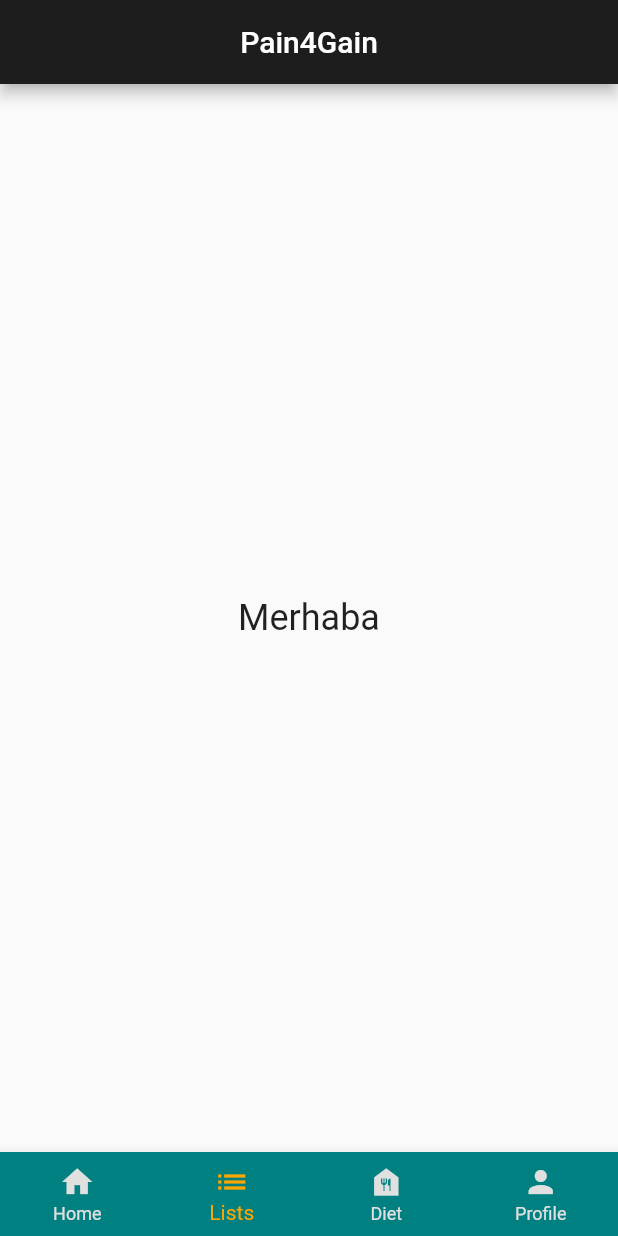
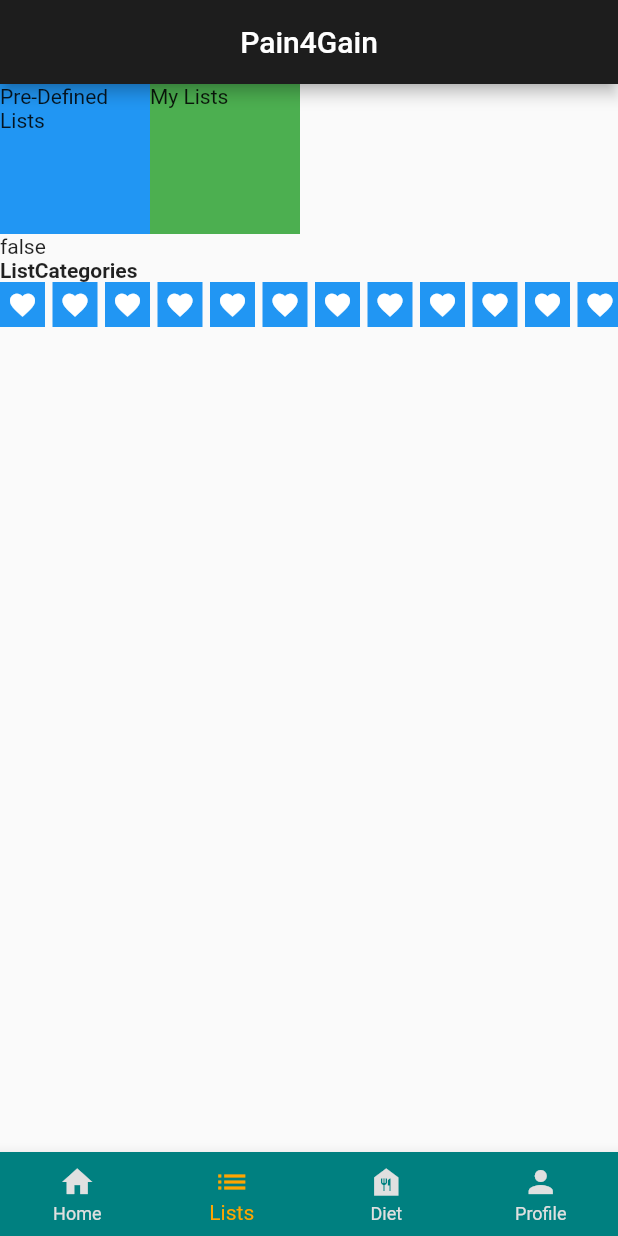
Before and after one commit to YasinSefa15/pain4gain, a Flutter app: the screen it shows after launch, item 2 of the bottom bar chosen, on a phone screen of 412 x 824 dp. Run offline on Flutter 3.47's test engine with Material 2 defaults, Android fonts, the phone set to English and light mode, and no system bars.

Commit message:
list page draft

```diff
--- a/lib/AppPage.dart
+++ b/lib/AppPage.dart
@@ -13,11 +13,11 @@ class AppPage extends StatefulWidget {
 }
 
 class _AppPageState extends State<AppPage> {
-  static const List<Widget> _widgetOptions = <Widget>[
-    HomePage(),
+  static final List<Widget> _widgetOptions = <Widget>[
+    const HomePage(),
     ListsPage(),
-    DietPage(),
-    ProfilePage()
+    const DietPage(),
+    const ProfilePage()
   ];
 
   int _selectedIndex = 0;
--- /dev/null
+++ b/lib/components/lists/list_categories.dart
@@ -0,0 +1,19 @@
+import 'package:flutter/material.dart';
+import 'package:pain4gain/components/lists/list_option.dart';
+
+class ListCategories extends StatefulWidget {
+  @override
+  _ListCategoriesState createState() => _ListCategoriesState();
+}
+
+class _ListCategoriesState extends State<ListCategories> {
+  @override
+  Widget build(BuildContext context) {
+    return Column(
+      children: const [
+        Text('ListCategories', style: TextStyle(fontWeight: FontWeight.bold)),
+
+      ],
+    );
+  }
+}
--- /dev/null
+++ b/lib/components/lists/list_option.dart
@@ -0,0 +1,50 @@
+import 'package:flutter/material.dart';
+
+class ListOption extends StatefulWidget {
+  final Function(bool) onOptionChanged;
+
+  ListOption({required this.onOptionChanged});
+
+  @override
+  _ListOptionState createState() => _ListOptionState();
+}
+
+class _ListOptionState extends State<ListOption> {
+  bool isOption = false;
+
+  @override
+  Widget build(BuildContext context) {
+    return Row(
+      children: [
+        GestureDetector(
+          onTap: () {
+            setState(() {
+              isOption = true;
+            });
+            widget.onOptionChanged(isOption); // isOption değerini geri döndür
+          },
+          child: Container(
+            color: Colors.blue,
+            width: 100,
+            height: 100,
+            child: Text("Pre-Defined Lists"),
+          ),
+        ),
+        GestureDetector(
+          onTap: () {
+            setState(() {
+              isOption = false;
+            });
+            widget.onOptionChanged(isOption); // isOption değerini geri döndür
+          },
+          child: Container(
+            color: Colors.green,
+            width: 100,
+            height: 100,
+            child: Text("My Lists"),
+          ),
+        ),
+      ],
+    );
+  }
+}
--- a/lib/pages/ListsPage/ListsPage.dart
+++ b/lib/pages/ListsPage/ListsPage.dart
@@ -1,18 +1,58 @@
 import 'package:flutter/material.dart';
-import 'package:pain4gain/components/CustomBottomNavigationBar.dart';
+import 'package:pain4gain/components/lists/list_option.dart';
 
-class ListsPage extends StatelessWidget {
-  const ListsPage({super.key});
+import '../../components/lists/list_categories.dart';
+
+class ListsPage extends StatefulWidget {
+  @override
+  _ListsPageState createState() => _ListsPageState();
+}
+
+class _ListsPageState extends State<ListsPage> {
+  bool isOption = false;
+
+  void changeOption(bool value) {
+    setState(() {
+      isOption = value;
+    });
+  }
 
   @override
   Widget build(BuildContext context) {
-    return const Scaffold(
-      body: Center(
-        child: Text(
-          'Merhaba',
-          style: TextStyle(fontSize: 24),
+    return Column(
+      children: [
+        ListOption(
+          onOptionChanged: (value) {
+            changeOption(value);
+          },
         ),
-      ),
+        Align(
+          alignment: Alignment.centerLeft,
+          child: Text(isOption.toString()),
+        ),
+        Align(
+          alignment: Alignment.centerLeft,
+          child: ListCategories(),
+        ),
+        SingleChildScrollView(
+          scrollDirection: Axis.horizontal,
+          child: Row(
+            children: List.generate(80, (index) {
+              return Container(
+                margin: const EdgeInsets.only(right: 5),
+                width: 30,
+                height: 30,
+                color: Colors.blue,
+                child: const Icon(
+                  Icons.favorite,
+                  color: Colors.white,
+                  size: 20,
+                ),
+              );
+            }),
+          ),
+        )
+      ],
     );
   }
 }
```
